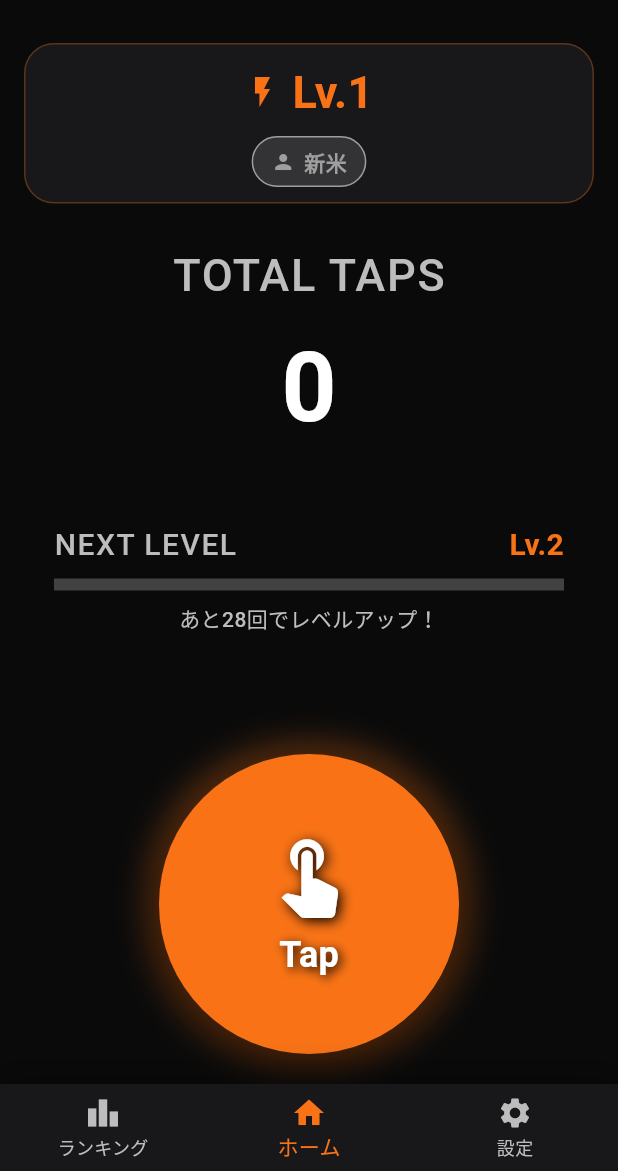
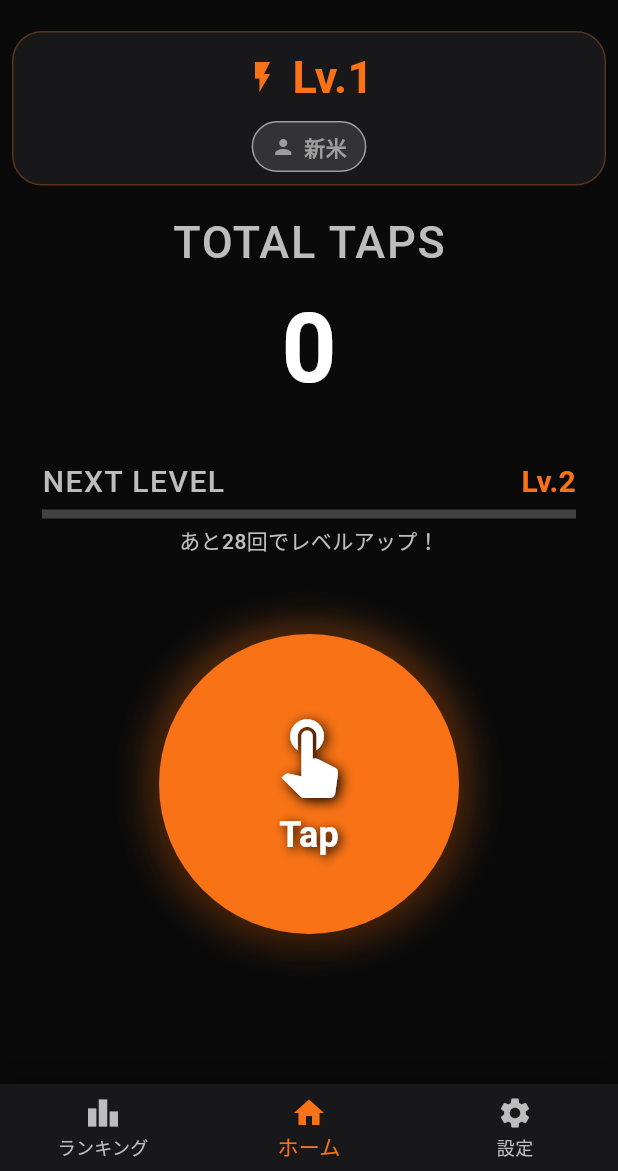
Before and after one commit to jin112343/muritap, a Flutter app: the screen it shows after launch, on a phone screen of 412 x 824 dp, the part 65-1236 px from its top. Run offline on Flutter 3.47's test engine with Material 3 defaults, Android fonts, the light colour scheme and no system bars; our stand-ins replace flutter_hooks, flutter_local_notifications, google_mobile_ads, in_app_purchase, share_plus, shared_preferences and 2 more; network calls fail.

Commit message:
UI修正

```diff
--- a/lib/screens/home_screen.dart
+++ b/lib/screens/home_screen.dart
@@ -415,8 +415,8 @@ class HomeScreen extends HookWidget {
                 children: [
                   // レベル表示（上部）
                   Container(
-                    padding: const EdgeInsets.symmetric(horizontal: 20, vertical: 10),
-                    margin: const EdgeInsets.all(16),
+                    padding: const EdgeInsets.symmetric(horizontal: 20, vertical: 8),
+                    margin: const EdgeInsets.all(8),
                     decoration: BoxDecoration(
                       color: ThemeConfig.surfaceColor,
                       borderRadius: BorderRadius.circular(20),
@@ -486,7 +486,7 @@ class HomeScreen extends HookWidget {
 
                   // タップ数表示（上部）
                   Container(
-                    padding: const EdgeInsets.symmetric(horizontal: 20, vertical: 10),
+                    padding: const EdgeInsets.symmetric(horizontal: 20, vertical: 8),
                     child: Column(
                       children: [
                         Text(
@@ -498,7 +498,7 @@ class HomeScreen extends HookWidget {
                             letterSpacing: 1.2,
                           ),
                         ),
-                        const SizedBox(height: 8),
+                        const SizedBox(height: 4),
                         Text(
                           totalTaps.value.toString(),
                           style: TextStyle(
@@ -507,7 +507,7 @@ class HomeScreen extends HookWidget {
                             color: Colors.white,
                           ),
                         ),
-                        const SizedBox(height: 8),
+                        const SizedBox(height: 4),
                         // 現在のタップ倍率を表示
                         FutureBuilder<int>(
                           future: PurchaseService.instance.getTapMultiplier(),
@@ -554,8 +554,8 @@ class HomeScreen extends HookWidget {
 
                   // プログレスバー（上部）
                   Container(
-                    padding: const EdgeInsets.symmetric(horizontal: 20, vertical: 10),
-                    margin: const EdgeInsets.all(16),
+                    padding: const EdgeInsets.symmetric(horizontal: 20, vertical: 8),
+                    margin: const EdgeInsets.all(8),
                     child: Column(
                       children: [
                         Row(
@@ -580,14 +580,14 @@ class HomeScreen extends HookWidget {
                             ),
                           ],
                         ),
-                        const SizedBox(height: 8),
+                        const SizedBox(height: 4),
                         LinearProgressIndicator(
                           value: _getProgressFactor(currentLevel.value, totalTaps.value),
                           backgroundColor: Colors.grey[800],
                           valueColor: AlwaysStoppedAnimation<Color>(ThemeConfig.primaryColor),
-                          minHeight: 8,
+                          minHeight: 6,
                         ),
-                        const SizedBox(height: 8),
+                        const SizedBox(height: 4),
                         // 次のレベルまでの残りタップ数
                         Builder(
                           builder: (context) {
@@ -620,14 +620,12 @@ class HomeScreen extends HookWidget {
                     ),
                   ),
 
-                  // スペーサー
-                  Expanded(
-                    child: Container(),
-                  ),
+                  // スペーサー（最小限に）
+                  const SizedBox(height: 20),
 
                   // タップボタン（下部）
                   Container(
-                    padding: const EdgeInsets.all(20),
+                    padding: const EdgeInsets.all(16),
                     child: Center(
                       child: TapButton(
                         onTap: onTap,
--- a/lib/widgets/tap_button.dart
+++ b/lib/widgets/tap_button.dart
@@ -89,7 +89,7 @@ class TapButton extends StatelessWidget {
                         mainAxisAlignment: MainAxisAlignment.center,
                         children: [
                           if (isProcessing)
-                            // 処理中はローディングアイコン
+                            // 処理中はローディングアイコンのみ
                             const SizedBox(
                               width: 40,
                               height: 40,
@@ -114,7 +114,7 @@ class TapButton extends StatelessWidget {
                             ),
                           const SizedBox(height: 8),
                           Text(
-                            isProcessing ? '処理中...' : 'Tap',
+                            'Tap',
                             style: TextStyle(
                               fontSize: 24,
                               fontWeight: FontWeight.bold,
```
